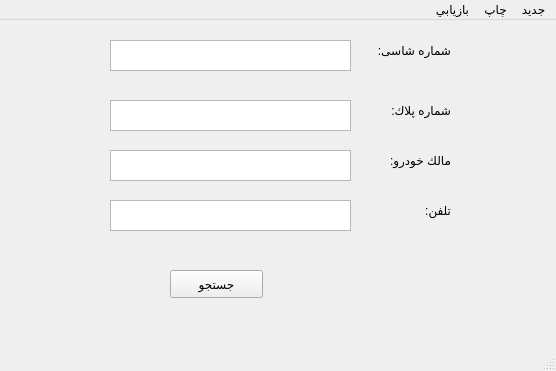
Above: Recovery.ui from MahsimaEbrahimi/carProj before the change. Below: the same form after it.
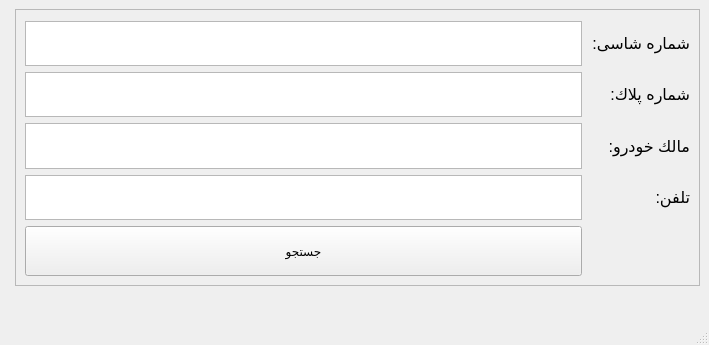
That is the form after the change.

The edit to the form file:
```diff
--- a/Recovery.ui
+++ b/Recovery.ui
@@ -6,169 +6,73 @@
    <rect>
     <x>0</x>
     <y>0</y>
-    <width>556</width>
-    <height>371</height>
+    <width>709</width>
+    <height>345</height>
    </rect>
   </property>
   <property name="windowTitle">
    <string>MainWindow</string>
   </property>
   <widget class="QWidget" name="centralwidget">
-   <widget class="QTextEdit" name="ShasiTxt">
-    <property name="geometry">
-     <rect>
-      <x>110</x>
-      <y>20</y>
-      <width>241</width>
-      <height>31</height>
-     </rect>
-    </property>
-    <property name="palette">
-     <palette>
-      <active>
-       <colorrole role="Button">
-        <brush brushstyle="SolidPattern">
-         <color alpha="255">
-          <red>240</red>
-          <green>217</green>
-          <blue>200</blue>
-         </color>
-        </brush>
-       </colorrole>
-      </active>
-      <inactive>
-       <colorrole role="Button">
-        <brush brushstyle="SolidPattern">
-         <color alpha="255">
-          <red>240</red>
-          <green>217</green>
-          <blue>200</blue>
-         </color>
-        </brush>
-       </colorrole>
-      </inactive>
-      <disabled>
-       <colorrole role="Button">
-        <brush brushstyle="SolidPattern">
-         <color alpha="255">
-          <red>240</red>
-          <green>217</green>
-          <blue>200</blue>
-         </color>
-        </brush>
-       </colorrole>
-      </disabled>
-     </palette>
-    </property>
-    <property name="html">
-     <string>&lt;!DOCTYPE HTML PUBLIC &quot;-//W3C//DTD HTML 4.0//EN&quot; &quot;http://www.w3.org/TR/REC-html40/strict.dtd&quot;&gt;
-&lt;html&gt;&lt;head&gt;&lt;meta name=&quot;qrichtext&quot; content=&quot;1&quot; /&gt;&lt;style type=&quot;text/css&quot;&gt;
-p, li { white-space: pre-wrap; }
-&lt;/style&gt;&lt;/head&gt;&lt;body style=&quot; font-family:'MS Shell Dlg 2'; font-size:7.8pt; font-weight:400; font-style:normal;&quot;&gt;
-&lt;p align=&quot;right&quot; style=&quot;-qt-paragraph-type:empty; margin-top:0px; margin-bottom:0px; margin-left:0px; margin-right:0px; -qt-block-indent:0; text-indent:0px;&quot;&gt;&lt;br /&gt;&lt;/p&gt;&lt;/body&gt;&lt;/html&gt;</string>
-    </property>
-   </widget>
-   <widget class="QLabel" name="label">
-    <property name="geometry">
-     <rect>
-      <x>360</x>
-      <y>20</y>
-      <width>91</width>
-      <height>21</height>
-     </rect>
-    </property>
-    <property name="text">
-     <string>شماره شاسی: </string>
-    </property>
-   </widget>
+   <layout class="QFormLayout" name="formLayout">
+    <item row="0" column="1">
+     <widget class="QFrame" name="RecoveryFrame">
+      <property name="maximumSize">
+       <size>
+        <width>16777215</width>
+        <height>16777215</height>
+       </size>
+      </property>
+      <property name="styleSheet">
+       <string notr="true"/>
+      </property>
+      <property name="frameShape">
+       <enum>QFrame::StyledPanel</enum>
+      </property>
+      <property name="frameShadow">
+       <enum>QFrame::Raised</enum>
+      </property>
+      <layout class="QGridLayout" name="gridLayout">
+       <property name="topMargin">
+        <number>11</number>
+       </property>
+       <item row="1" column="2">
    <widget class="QLabel" name="label_5">
-    <property name="geometry">
-     <rect>
-      <x>370</x>
-      <y>80</y>
-      <width>81</width>
-      <height>21</height>
-     </rect>
+         <property name="font">
+          <font>
+           <pointsize>12</pointsize>
+          </font>
     </property>
     <property name="text">
      <string>شماره پلاك:</string>
     </property>
    </widget>
-   <widget class="QTextEdit" name="CarIdTxt">
-    <property name="geometry">
-     <rect>
-      <x>110</x>
-      <y>80</y>
-      <width>241</width>
-      <height>31</height>
-     </rect>
-    </property>
-    <property name="palette">
-     <palette>
-      <active>
-       <colorrole role="Button">
-        <brush brushstyle="SolidPattern">
-         <color alpha="255">
-          <red>240</red>
-          <green>217</green>
-          <blue>200</blue>
-         </color>
-        </brush>
-       </colorrole>
-      </active>
-      <inactive>
-       <colorrole role="Button">
-        <brush brushstyle="SolidPattern">
-         <color alpha="255">
-          <red>240</red>
-          <green>217</green>
-          <blue>200</blue>
-         </color>
-        </brush>
-       </colorrole>
-      </inactive>
-      <disabled>
-       <colorrole role="Button">
-        <brush brushstyle="SolidPattern">
-         <color alpha="255">
-          <red>240</red>
-          <green>217</green>
-          <blue>200</blue>
-         </color>
-        </brush>
-       </colorrole>
-      </disabled>
-     </palette>
-    </property>
-    <property name="html">
-     <string>&lt;!DOCTYPE HTML PUBLIC &quot;-//W3C//DTD HTML 4.0//EN&quot; &quot;http://www.w3.org/TR/REC-html40/strict.dtd&quot;&gt;
-&lt;html&gt;&lt;head&gt;&lt;meta name=&quot;qrichtext&quot; content=&quot;1&quot; /&gt;&lt;style type=&quot;text/css&quot;&gt;
-p, li { white-space: pre-wrap; }
-&lt;/style&gt;&lt;/head&gt;&lt;body style=&quot; font-family:'MS Shell Dlg 2'; font-size:7.8pt; font-weight:400; font-style:normal;&quot;&gt;
-&lt;p align=&quot;right&quot; style=&quot;-qt-paragraph-type:empty; margin-top:0px; margin-bottom:0px; margin-left:0px; margin-right:0px; -qt-block-indent:0; text-indent:0px;&quot;&gt;&lt;br /&gt;&lt;/p&gt;&lt;/body&gt;&lt;/html&gt;</string>
-    </property>
-   </widget>
-   <widget class="QPushButton" name="SearchBtn">
-    <property name="geometry">
-     <rect>
-      <x>170</x>
-      <y>250</y>
-      <width>93</width>
-      <height>28</height>
-     </rect>
+       </item>
+       <item row="3" column="2">
+        <widget class="QLabel" name="label_6">
+         <property name="font">
+          <font>
+           <pointsize>12</pointsize>
+          </font>
     </property>
     <property name="text">
-     <string>جستجو</string>
-    </property>
-   </widget>
+          <string>تلفن:</string>
+         </property>
+        </widget>
+       </item>
+       <item row="2" column="0">
    <widget class="QTextEdit" name="CarOwnerTxt">
-    <property name="geometry">
-     <rect>
-      <x>110</x>
-      <y>130</y>
-      <width>241</width>
-      <height>31</height>
-     </rect>
+         <property name="minimumSize">
+          <size>
+           <width>0</width>
+           <height>20</height>
+          </size>
+         </property>
+         <property name="maximumSize">
+          <size>
+           <width>16777215</width>
+           <height>50</height>
+          </size>
     </property>
     <property name="palette">
      <palette>
@@ -207,35 +111,187 @@
       </disabled>
      </palette>
     </property>
+         <property name="font">
+          <font>
+           <pointsize>14</pointsize>
+          </font>
+         </property>
     <property name="html">
      <string>&lt;!DOCTYPE HTML PUBLIC &quot;-//W3C//DTD HTML 4.0//EN&quot; &quot;http://www.w3.org/TR/REC-html40/strict.dtd&quot;&gt;
 &lt;html&gt;&lt;head&gt;&lt;meta name=&quot;qrichtext&quot; content=&quot;1&quot; /&gt;&lt;style type=&quot;text/css&quot;&gt;
 p, li { white-space: pre-wrap; }
-&lt;/style&gt;&lt;/head&gt;&lt;body style=&quot; font-family:'MS Shell Dlg 2'; font-size:7.8pt; font-weight:400; font-style:normal;&quot;&gt;
-&lt;p align=&quot;right&quot; style=&quot;-qt-paragraph-type:empty; margin-top:0px; margin-bottom:0px; margin-left:0px; margin-right:0px; -qt-block-indent:0; text-indent:0px;&quot;&gt;&lt;br /&gt;&lt;/p&gt;&lt;/body&gt;&lt;/html&gt;</string>
-    </property>
-   </widget>
+&lt;/style&gt;&lt;/head&gt;&lt;body style=&quot; font-family:'MS Shell Dlg 2'; font-size:14pt; font-weight:400; font-style:normal;&quot;&gt;
+&lt;p align=&quot;right&quot; style=&quot;-qt-paragraph-type:empty; margin-top:0px; margin-bottom:0px; margin-left:0px; margin-right:0px; -qt-block-indent:0; text-indent:0px; font-size:7.8pt;&quot;&gt;&lt;br /&gt;&lt;/p&gt;&lt;/body&gt;&lt;/html&gt;</string>
+         </property>
+        </widget>
+       </item>
+       <item row="2" column="2">
    <widget class="QLabel" name="label_4">
-    <property name="geometry">
-     <rect>
-      <x>380</x>
-      <y>130</y>
-      <width>71</width>
-      <height>21</height>
-     </rect>
+         <property name="font">
+          <font>
+           <pointsize>12</pointsize>
+          </font>
     </property>
     <property name="text">
      <string>مالك خودرو:</string>
     </property>
    </widget>
+       </item>
+       <item row="1" column="0">
+        <widget class="QTextEdit" name="CarIdTxt">
+         <property name="minimumSize">
+          <size>
+           <width>0</width>
+           <height>20</height>
+          </size>
+         </property>
+         <property name="maximumSize">
+          <size>
+           <width>16777215</width>
+           <height>50</height>
+          </size>
+         </property>
+         <property name="palette">
+          <palette>
+           <active>
+            <colorrole role="Button">
+             <brush brushstyle="SolidPattern">
+              <color alpha="255">
+               <red>240</red>
+               <green>217</green>
+               <blue>200</blue>
+              </color>
+             </brush>
+            </colorrole>
+           </active>
+           <inactive>
+            <colorrole role="Button">
+             <brush brushstyle="SolidPattern">
+              <color alpha="255">
+               <red>240</red>
+               <green>217</green>
+               <blue>200</blue>
+              </color>
+             </brush>
+            </colorrole>
+           </inactive>
+           <disabled>
+            <colorrole role="Button">
+             <brush brushstyle="SolidPattern">
+              <color alpha="255">
+               <red>240</red>
+               <green>217</green>
+               <blue>200</blue>
+              </color>
+             </brush>
+            </colorrole>
+           </disabled>
+          </palette>
+         </property>
+         <property name="font">
+          <font>
+           <pointsize>14</pointsize>
+          </font>
+         </property>
+         <property name="html">
+          <string>&lt;!DOCTYPE HTML PUBLIC &quot;-//W3C//DTD HTML 4.0//EN&quot; &quot;http://www.w3.org/TR/REC-html40/strict.dtd&quot;&gt;
+&lt;html&gt;&lt;head&gt;&lt;meta name=&quot;qrichtext&quot; content=&quot;1&quot; /&gt;&lt;style type=&quot;text/css&quot;&gt;
+p, li { white-space: pre-wrap; }
+&lt;/style&gt;&lt;/head&gt;&lt;body style=&quot; font-family:'MS Shell Dlg 2'; font-size:14pt; font-weight:400; font-style:normal;&quot;&gt;
+&lt;p align=&quot;right&quot; style=&quot;-qt-paragraph-type:empty; margin-top:0px; margin-bottom:0px; margin-left:0px; margin-right:0px; -qt-block-indent:0; text-indent:0px; font-size:7.8pt;&quot;&gt;&lt;br /&gt;&lt;/p&gt;&lt;/body&gt;&lt;/html&gt;</string>
+         </property>
+        </widget>
+       </item>
+       <item row="0" column="0">
+        <widget class="QTextEdit" name="ShasiTxt">
+         <property name="minimumSize">
+          <size>
+           <width>0</width>
+           <height>20</height>
+          </size>
+         </property>
+         <property name="maximumSize">
+          <size>
+           <width>16777215</width>
+           <height>50</height>
+          </size>
+         </property>
+         <property name="palette">
+          <palette>
+           <active>
+            <colorrole role="Button">
+             <brush brushstyle="SolidPattern">
+              <color alpha="255">
+               <red>240</red>
+               <green>217</green>
+               <blue>200</blue>
+              </color>
+             </brush>
+            </colorrole>
+           </active>
+           <inactive>
+            <colorrole role="Button">
+             <brush brushstyle="SolidPattern">
+              <color alpha="255">
+               <red>240</red>
+               <green>217</green>
+               <blue>200</blue>
+              </color>
+             </brush>
+            </colorrole>
+           </inactive>
+           <disabled>
+            <colorrole role="Button">
+             <brush brushstyle="SolidPattern">
+              <color alpha="255">
+               <red>240</red>
+               <green>217</green>
+               <blue>200</blue>
+              </color>
+             </brush>
+            </colorrole>
+           </disabled>
+          </palette>
+         </property>
+         <property name="font">
+          <font>
+           <pointsize>14</pointsize>
+          </font>
+         </property>
+         <property name="html">
+          <string>&lt;!DOCTYPE HTML PUBLIC &quot;-//W3C//DTD HTML 4.0//EN&quot; &quot;http://www.w3.org/TR/REC-html40/strict.dtd&quot;&gt;
+&lt;html&gt;&lt;head&gt;&lt;meta name=&quot;qrichtext&quot; content=&quot;1&quot; /&gt;&lt;style type=&quot;text/css&quot;&gt;
+p, li { white-space: pre-wrap; }
+&lt;/style&gt;&lt;/head&gt;&lt;body style=&quot; font-family:'MS Shell Dlg 2'; font-size:14pt; font-weight:400; font-style:normal;&quot;&gt;
+&lt;p align=&quot;right&quot; style=&quot;-qt-paragraph-type:empty; margin-top:0px; margin-bottom:0px; margin-left:0px; margin-right:0px; -qt-block-indent:0; text-indent:0px; font-size:7.8pt;&quot;&gt;&lt;br /&gt;&lt;/p&gt;&lt;/body&gt;&lt;/html&gt;</string>
+         </property>
+        </widget>
+       </item>
+       <item row="0" column="2">
+        <widget class="QLabel" name="label">
+         <property name="font">
+          <font>
+           <pointsize>12</pointsize>
+          </font>
+         </property>
+         <property name="text">
+          <string>شماره شاسی: </string>
+         </property>
+        </widget>
+       </item>
+       <item row="3" column="0">
    <widget class="QTextEdit" name="PhoneTxt">
-    <property name="geometry">
-     <rect>
-      <x>110</x>
-      <y>180</y>
-      <width>241</width>
-      <height>31</height>
-     </rect>
+         <property name="minimumSize">
+          <size>
+           <width>0</width>
+           <height>20</height>
+          </size>
+         </property>
+         <property name="maximumSize">
+          <size>
+           <width>16777215</width>
+           <height>50</height>
+          </size>
     </property>
     <property name="palette">
      <palette>
@@ -274,58 +330,68 @@
       </disabled>
      </palette>
     </property>
+         <property name="font">
+          <font>
+           <pointsize>14</pointsize>
+          </font>
+         </property>
     <property name="html">
      <string>&lt;!DOCTYPE HTML PUBLIC &quot;-//W3C//DTD HTML 4.0//EN&quot; &quot;http://www.w3.org/TR/REC-html40/strict.dtd&quot;&gt;
 &lt;html&gt;&lt;head&gt;&lt;meta name=&quot;qrichtext&quot; content=&quot;1&quot; /&gt;&lt;style type=&quot;text/css&quot;&gt;
 p, li { white-space: pre-wrap; }
-&lt;/style&gt;&lt;/head&gt;&lt;body style=&quot; font-family:'MS Shell Dlg 2'; font-size:7.8pt; font-weight:400; font-style:normal;&quot;&gt;
-&lt;p align=&quot;right&quot; style=&quot;-qt-paragraph-type:empty; margin-top:0px; margin-bottom:0px; margin-left:0px; margin-right:0px; -qt-block-indent:0; text-indent:0px;&quot;&gt;&lt;br /&gt;&lt;/p&gt;&lt;/body&gt;&lt;/html&gt;</string>
-    </property>
-   </widget>
-   <widget class="QLabel" name="label_6">
-    <property name="geometry">
-     <rect>
-      <x>380</x>
-      <y>180</y>
-      <width>71</width>
-      <height>21</height>
-     </rect>
+&lt;/style&gt;&lt;/head&gt;&lt;body style=&quot; font-family:'MS Shell Dlg 2'; font-size:14pt; font-weight:400; font-style:normal;&quot;&gt;
+&lt;p align=&quot;right&quot; style=&quot;-qt-paragraph-type:empty; margin-top:0px; margin-bottom:0px; margin-left:0px; margin-right:0px; -qt-block-indent:0; text-indent:0px; font-size:7.8pt;&quot;&gt;&lt;br /&gt;&lt;/p&gt;&lt;/body&gt;&lt;/html&gt;</string>
+         </property>
+        </widget>
+       </item>
+       <item row="4" column="0">
+        <widget class="QPushButton" name="SearchBtn">
+         <property name="minimumSize">
+          <size>
+           <width>0</width>
+           <height>50</height>
+          </size>
+         </property>
+         <property name="maximumSize">
+          <size>
+           <width>16777215</width>
+           <height>50</height>
+          </size>
+         </property>
+         <property name="sizeIncrement">
+          <size>
+           <width>0</width>
+           <height>0</height>
+          </size>
+         </property>
+         <property name="baseSize">
+          <size>
+           <width>0</width>
+           <height>0</height>
+          </size>
     </property>
     <property name="text">
-     <string>تلفن:</string>
-    </property>
-   </widget>
-  </widget>
-  <widget class="QMenuBar" name="menubar">
-   <property name="geometry">
-    <rect>
-     <x>0</x>
-     <y>0</y>
-     <width>556</width>
-     <height>26</height>
-    </rect>
-   </property>
-   <property name="layoutDirection">
-    <enum>Qt::RightToLeft</enum>
-   </property>
-   <widget class="QMenu" name="menu">
-    <property name="title">
-     <string>جديد</string>
-    </property>
-   </widget>
-   <widget class="QMenu" name="menu_2">
-    <property name="title">
-     <string>چاپ</string>
-    </property>
-   </widget>
-   <widget class="QMenu" name="menu_3">
-    <property name="title">
-     <string>بازيابي</string>
-    </property>
-   </widget>
-   <addaction name="menu"/>
-   <addaction name="menu_2"/>
-   <addaction name="menu_3"/>
+          <string>جستجو</string>
+         </property>
+        </widget>
+       </item>
+      </layout>
+     </widget>
+    </item>
+    <item row="2" column="1">
+     <spacer name="verticalSpacer">
+      <property name="orientation">
+       <enum>Qt::Vertical</enum>
+      </property>
+      <property name="sizeHint" stdset="0">
+       <size>
+        <width>20</width>
+        <height>40</height>
+       </size>
+      </property>
+     </spacer>
+    </item>
+   </layout>
   </widget>
   <widget class="QStatusBar" name="statusbar"/>
  </widget>
```
Lines whose indentation alone changed are shown as unchanged.
